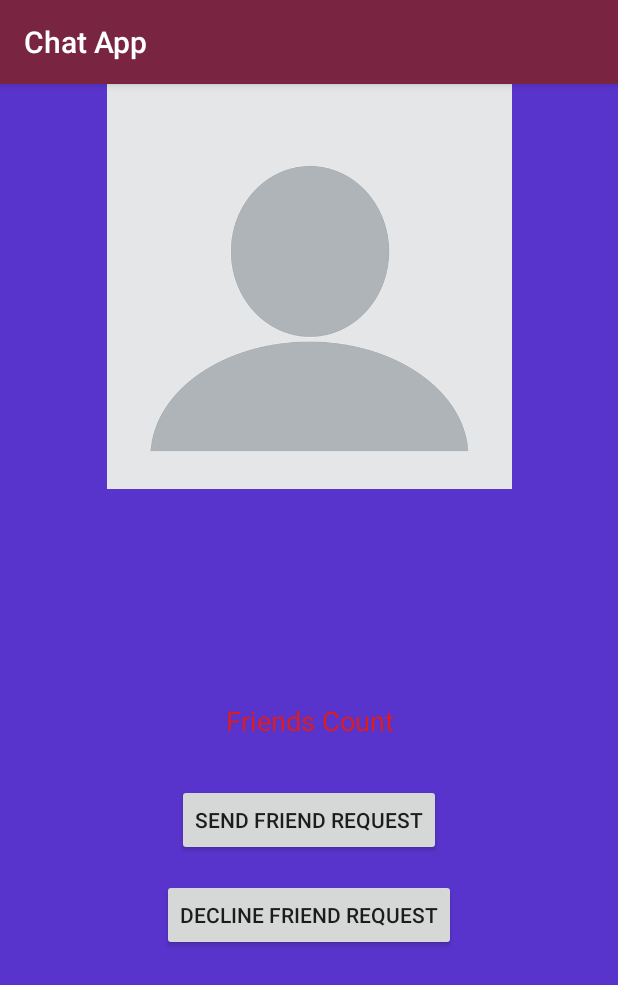
After one commit to anshajsharma/chatapp, an Android app: the UserProfileActivity screen opened directly, with no data from a screen before it, on a phone screen of 412 x 824 dp. The commit adds this screen. Shown: the top 985 px of the screen. Run offline under Robolectric (Android 15) with nearby library versions, the light colour scheme and no system bars; our stand-ins replace Firebase (no records; nobody signed in at launch, a user with empty details on screens opened directly), Picasso; 3 statements that could not run were skipped.

Commit message:
Single User Profile

```diff
--- a/src/main/AndroidManifest.xml
+++ b/src/main/AndroidManifest.xml
@@ -13,13 +13,11 @@
         android:roundIcon="@mipmap/ic_launcher_round"
         android:supportsRtl="true"
         android:theme="@style/AppTheme">
-        <activity android:name=".AllUsersActivity"></activity>
-
+        <activity android:name=".UserProfileActivity"></activity>
+        <activity android:name=".AllUsersActivity" />
         <activity
             android:name=".SettingsActivity"
-            android:parentActivityName=".MainActivity"
             android:theme="@style/Theme.AppCompat.NoActionBar" />
-
         <activity
             android:name=".StatusChangeActivity"
             android:label="New Status"
--- a/src/main/java/com/example/chatapp/RegisterActivity.java
+++ b/src/main/java/com/example/chatapp/RegisterActivity.java
@@ -1,8 +1,6 @@
 package com.example.chatapp;
-
 import androidx.annotation.NonNull;
 import androidx.appcompat.app.AppCompatActivity;
-
 import android.app.ProgressDialog;
 import android.content.Intent;
 import android.os.Bundle;
@@ -10,7 +8,6 @@ import android.view.View;
 import android.widget.Button;
 import android.widget.EditText;
 import android.widget.Toast;
-
 import com.google.android.gms.tasks.OnCompleteListener;
 import com.google.android.gms.tasks.Task;
 import com.google.firebase.auth.AuthResult;
--- /dev/null
+++ b/src/main/java/com/example/chatapp/UserProfileActivity.java
@@ -0,0 +1,70 @@
+package com.example.chatapp;
+
+import androidx.annotation.NonNull;
+import androidx.appcompat.app.AppCompatActivity;
+
+import android.os.Bundle;
+import android.util.Log;
+import android.widget.Button;
+import android.widget.ImageView;
+import android.widget.TextView;
+
+import com.google.firebase.database.DataSnapshot;
+import com.google.firebase.database.DatabaseError;
+import com.google.firebase.database.DatabaseReference;
+import com.google.firebase.database.FirebaseDatabase;
+import com.google.firebase.database.ValueEventListener;
+import com.squareup.picasso.Picasso;
+
+public class UserProfileActivity extends AppCompatActivity {
+    private static final String TAG = "UserProfileActivity";
+    private DatabaseReference mDatabaseRef;
+    private TextView display_name,friends,status;
+    private ImageView profile_pic;
+    private Button friendRequest;
+    private String curr_user_id;
+
+
+    @Override
+    protected void onCreate(Bundle savedInstanceState) {
+        super.onCreate(savedInstanceState);
+        setContentView(R.layout.activity_user_profile);
+        curr_user_id = getIntent().getStringExtra("user_id");
+
+        display_name = findViewById(R.id.profile_display_name);
+        friends = findViewById(R.id.friends_count);
+        status = findViewById(R.id.currr_status);
+        friendRequest = findViewById(R.id.send_friend_request);
+        profile_pic=findViewById(R.id.pro_pic);
+        mDatabaseRef = FirebaseDatabase.getInstance().getReference().child("Users").child(curr_user_id);
+
+
+        mDatabaseRef.addValueEventListener(new ValueEventListener() {
+            @Override
+            public void onDataChange(@NonNull DataSnapshot dataSnapshot) {
+                String name,image,user_status;
+                name = dataSnapshot.child("name").getValue().toString();
+                image = dataSnapshot.child("image").getValue().toString();
+                user_status = dataSnapshot.child("status").getValue().toString();
+                Log.i(TAG, "onClick22 " + curr_user_id + image);
+
+                display_name.setText(name);
+                status.setText(user_status);
+                Picasso.with(UserProfileActivity.this)
+                        .load(image)
+                        .placeholder(R.drawable.avtar)
+                        .fit()
+                        .into(profile_pic);
+            }
+
+            @Override
+            public void onCancelled(@NonNull DatabaseError databaseError) {
+
+            }
+        });
+
+
+
+
+    }
+}
--- /dev/null
+++ b/src/main/res/layout/activity_user_profile.xml
@@ -0,0 +1,76 @@
+<?xml version="1.0" encoding="utf-8"?>
+<RelativeLayout xmlns:android="http://schemas.android.com/apk/res/android"
+    xmlns:app="http://schemas.android.com/apk/res-auto"
+    xmlns:tools="http://schemas.android.com/tools"
+    android:layout_width="match_parent"
+    android:layout_height="match_parent"
+    tools:context=".SettingsActivity"
+    android:background="@color/colorPrimaryDark">
+
+
+    <LinearLayout
+        android:layout_width="match_parent"
+        android:layout_height="match_parent"
+        android:layout_alignParentStart="true"
+        android:layout_centerHorizontal="true"
+        android:layout_marginStart="0dp"
+        android:orientation="vertical">
+
+        <ImageView
+            android:id="@+id/pro_pic"
+            android:layout_width="match_parent"
+            android:layout_height="270dp"
+            android:layout_marginBottom="30dp"
+            app:srcCompat="@drawable/avtar" />
+
+        <TextView
+            android:id="@+id/profile_display_name"
+            android:layout_width="match_parent"
+            android:layout_height="wrap_content"
+            android:layout_marginBottom="10dp"
+            android:text="Display Name"
+            android:textAlignment="center"
+            android:textColor="@color/colorPrimary"
+            android:textSize="35sp" />
+
+        <TextView
+            android:id="@+id/currr_status"
+            android:layout_width="match_parent"
+            android:layout_height="wrap_content"
+            android:layout_marginBottom="20dp"
+            android:text="@string/default_status"
+            android:textAlignment="center"
+            android:textSize="25dp" />
+
+        <TextView
+            android:id="@+id/friends_count"
+            android:layout_width="match_parent"
+            android:layout_height="wrap_content"
+            android:layout_marginBottom="30dp"
+            android:text="Friends Count"
+            android:textAlignment="center"
+            android:textColor="#DD1D1D"
+            android:textSize="18dp" />
+
+        <Button
+            android:id="@+id/send_friend_request"
+            android:layout_width="wrap_content"
+            android:layout_height="wrap_content"
+            android:layout_alignParentStart="true"
+            android:layout_gravity="center"
+            android:layout_marginBottom="15dp"
+            android:text="Send Friend Request"
+            android:textAlignment="center" />
+
+        <Button
+            android:id="@+id/decline_friend_request"
+            android:layout_width="wrap_content"
+            android:layout_height="wrap_content"
+            android:layout_alignParentStart="true"
+            android:layout_gravity="center"
+            android:text="Decline Friend Request"
+            android:textAlignment="center" />
+    </LinearLayout>
+
+
+</RelativeLayout>
```
Also changed, not shown: build.gradle (+15 -1 lines), src/main/java/com/example/chatapp/AllUsersActivity.java (+128 -0 lines), src/main/java/com/example/chatapp/MainActivity.java (+7 -0 lines), src/main/java/com/example/chatapp/SettingsActivity.java (+11 -28 lines), src/main/java/com/example/chatapp/Users.java (added, +41 -0 lines), src/main/res/layout/activity_all_user.xml (deleted, +0 -78 lines), src/main/res/layout/activity_all_users.xml (+9 -2 lines), src/main/res/layout/single_user_layout.xml (added, +43 -0 lines), 1 other file.
